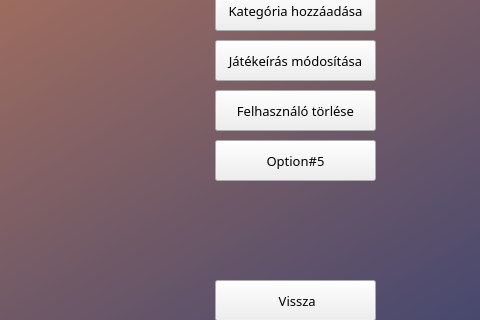
Above: qtserver/adminfelulet.ui from p-anna9603/fancy_nev before the change; both pictures show x 595 to 1075 and y 250 to 570 of the 1075 by 655 pixel window. Below: the same form after it.
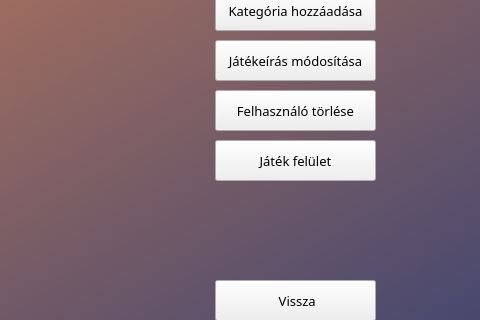
That is the form after the change. Icons and pictures are not drawn.

What changed in the file:
```diff
--- a/qtserver/adminfelulet.ui
+++ b/qtserver/adminfelulet.ui
@@ -256,7 +256,7 @@
      </font>
     </property>
     <property name="text">
-     <string>Option#5</string>
+     <string>Játék felület</string>
     </property>
    </widget>
    <zorder>label</zorder>
```
